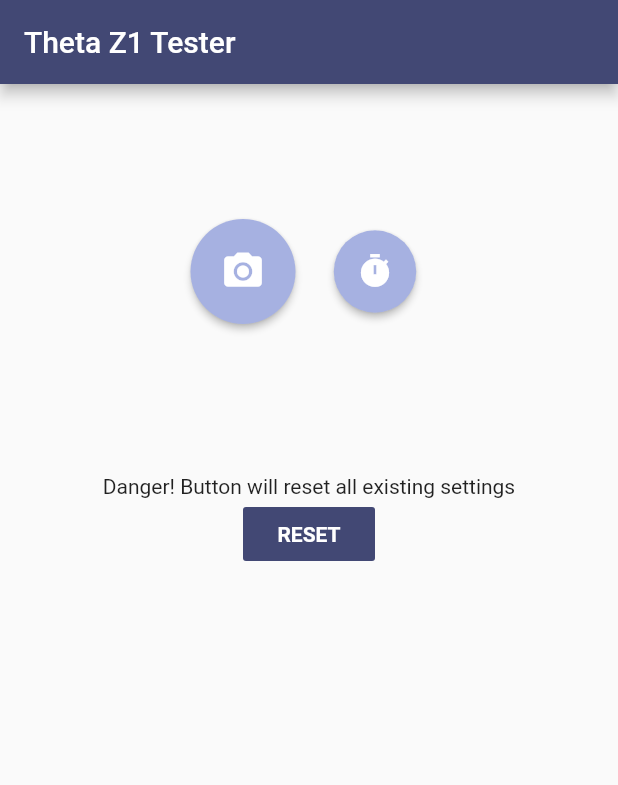
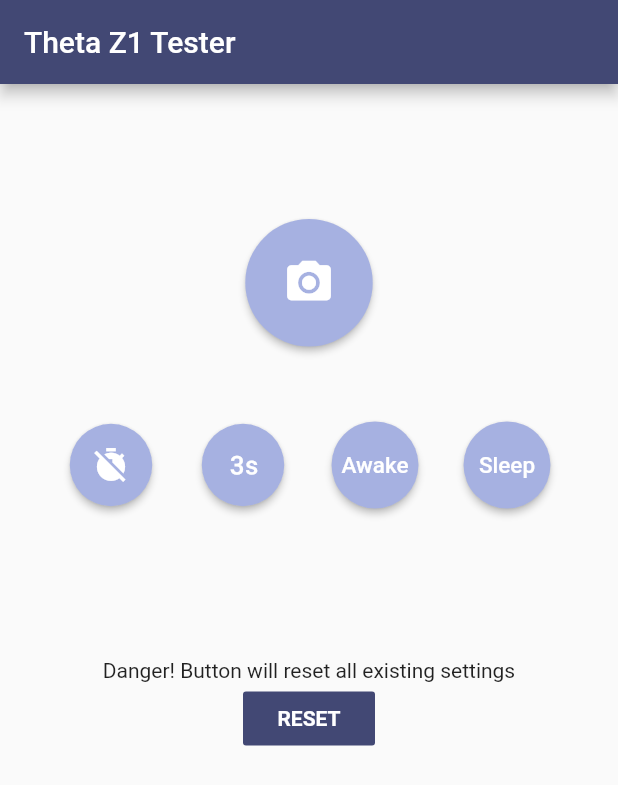
Before and after one commit to caitlynbakery/theta_tester, a Flutter app: the screen it shows after launch, on a phone screen of 412 x 824 dp. Shown: the top 785 px of the screen. Run offline on Flutter 3.47's test engine with Material 2 defaults, Android fonts, the phone set to English and light mode, and no system bars.

Commit message:
add buttons

```diff
--- /dev/null
+++ b/lib/components/camera_tool.dart
@@ -0,0 +1,22 @@
+import 'package:flutter/material.dart';
+
+class CameraTool extends StatelessWidget {
+  Function cameraFunction;
+  Widget cameraWidget;
+  EdgeInsets cameraPadding;
+
+  CameraTool({this.cameraFunction, this.cameraWidget, this.cameraPadding});
+
+  @override
+  Widget build(BuildContext context) {
+    return MaterialButton(
+      onPressed: () {
+        cameraFunction();
+      },
+      padding: cameraPadding,
+      shape: CircleBorder(),
+      color: Color(0xffa6b1e1),
+      child: cameraWidget,
+    );
+  }
+}
--- a/lib/main.dart
+++ b/lib/main.dart
@@ -1,6 +1,13 @@
+import 'package:flutter/cupertino.dart';
 import 'package:flutter/material.dart';
+import 'dart:async';
 import 'commands/take_pic.dart';
 import 'commands/reset.dart';
+import 'commands/timer.dart';
+import 'commands/timer_off.dart';
+import 'commands/sleepOff.dart';
+import 'commands/sleep.dart';
+import 'components/camera_tool.dart';
 
 void main() {
   runApp(MyApp());
@@ -24,29 +31,31 @@
               SizedBox(
                 height: 90,
               ),
-              Row(
-                mainAxisAlignment: MainAxisAlignment.center,
-                children: <Widget>[
               MaterialButton(
                 onPressed: (){
                   takePicture();
                 },
-                    padding: EdgeInsets.all(20.0),
+                padding: EdgeInsets.all(25.0),
                 shape: CircleBorder(),
                 color: Color(0xffa6b1e1),
-                    child: Icon(Icons.camera_alt, color: Colors.white, size: 30,),
+                child: Icon(Icons.camera_alt, color: Colors.white, size: 35,),
 
               ),
-                  MaterialButton(
-                    onPressed: (){
-                    },
-                    padding: EdgeInsets.all(15.0),
-                    shape: CircleBorder(),
-                    color: Color(0xffa6b1e1),
-                    child: Icon(Icons.timer, color: Colors.white, size: 25,),
+              SizedBox(
+                height: 50,
               ),
+              Row(
+                mainAxisAlignment: MainAxisAlignment.center,
+                children: <Widget>[
+
+                  CameraTool(cameraFunction: timerOff, cameraPadding: EdgeInsets.all(15.0), cameraWidget: Icon(Icons.timer_off, color: Colors.white, size: 25,),),
+                  CameraTool(cameraFunction: timerThree, cameraPadding: EdgeInsets.all(15.0), cameraWidget: Icon(Icons.timer_3, color: Colors.white, size: 25,),),
+                 CameraTool(cameraFunction: sleepOff, cameraPadding: EdgeInsets.all(20.0), cameraWidget: Text('Awake', style: TextStyle(color: Colors.white, fontSize: 15),),),
+                  CameraTool(cameraFunction: sleep, cameraPadding: EdgeInsets.all(20.0), cameraWidget: Text('Sleep', style: TextStyle(color: Colors.white, fontSize: 15),),),
+
                 ],
               ),
+
 
               SizedBox(
                 height: 100,
```
Also changed, not shown: lib/commands/sleep.dart (added, +26 -0 lines), lib/commands/sleepOff.dart (added, +26 -0 lines), lib/commands/timer.dart (added, +26 -0 lines), lib/commands/timer_off.dart (added, +26 -0 lines). Lines whose indentation alone changed are shown as unchanged.
